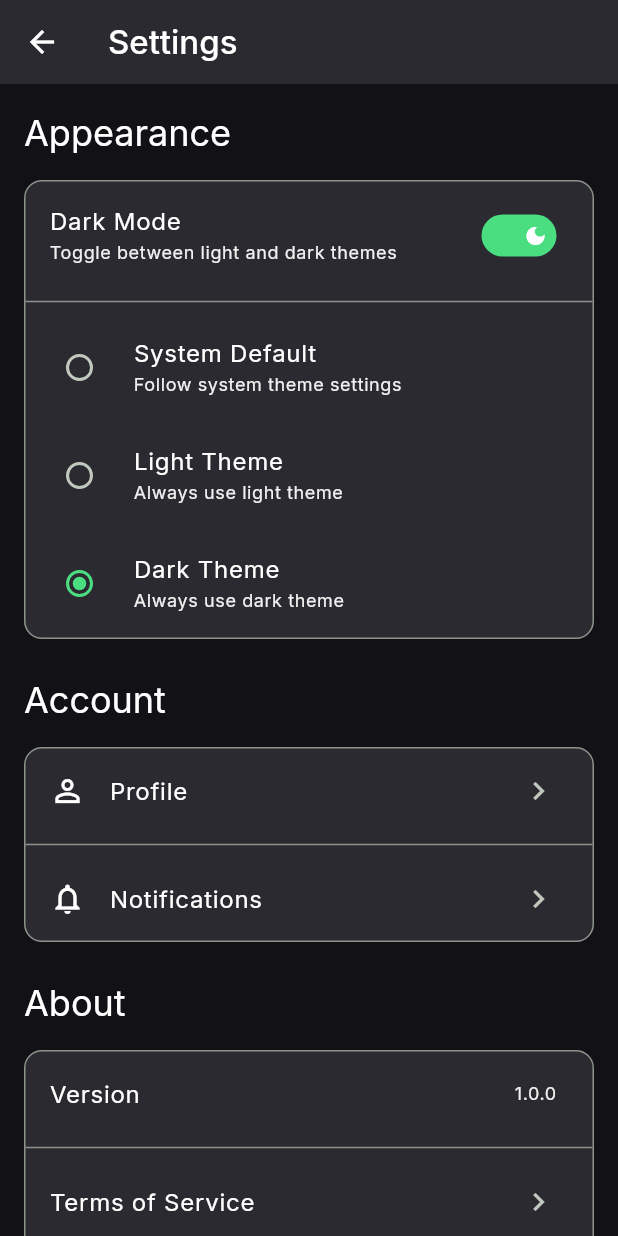
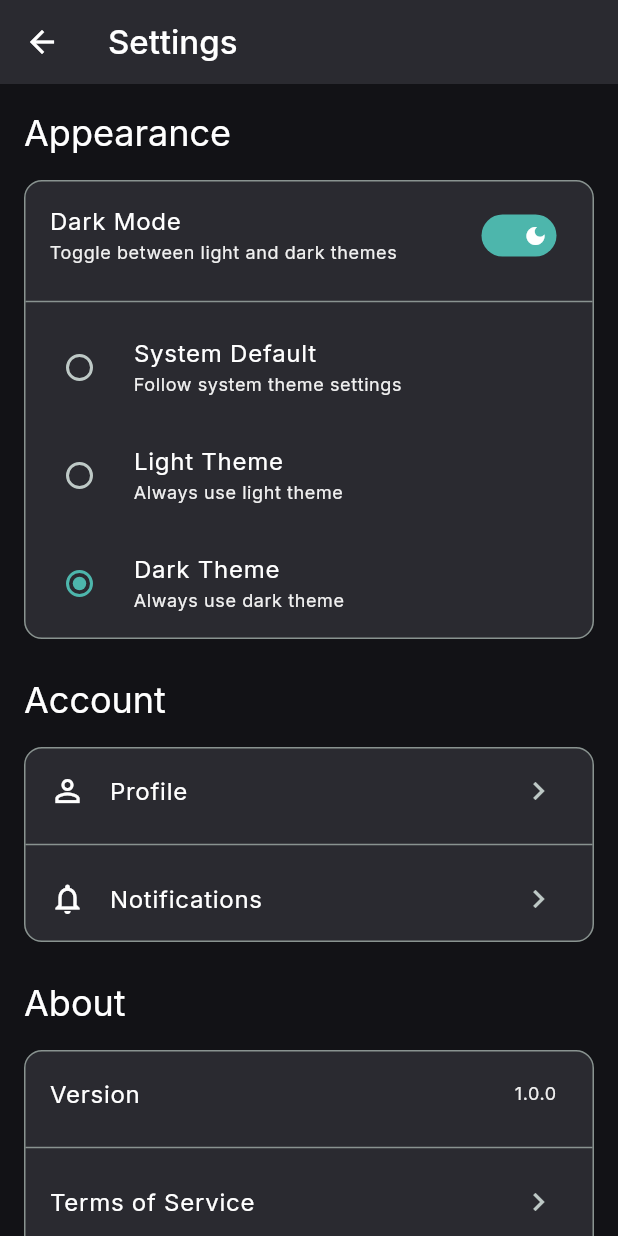
Before and after one commit to kiranraathod/grading_flashcard_app, a Flutter app: the screen it shows after launch, after a tap on the "light mode" icon, after a tap on the "settings" icon, on a phone screen of 412 x 824 dp. Run offline on Flutter 3.47's test engine with Material 3 defaults, Android fonts, the phone set to English and light mode, and no system bars; drawn by our look-alikes of dynamic_color; our stand-ins replace equatable, flutter_bloc, google_fonts, shared_preferences, speech_to_text; network calls fail.

Commit message:
fit: teal color implemented

```diff
--- a/client/lib/screens/home_screen.dart
+++ b/client/lib/screens/home_screen.dart
@@ -371,7 +371,7 @@ class _HomeScreenState extends State<HomeScreen> {
 
       // Multi-action Floating Action Button
       floatingActionButton: MultiActionFab(
-        backgroundColor: context.primaryColor,
+        backgroundColor: context.primaryColor,  // This will now use grey
         activeColor: context.isDarkMode
             ? context.appTheme.primaryDarkHover ?? context.primaryColor
             : context.primaryColor,
--- a/client/lib/utils/app_themes.dart
+++ b/client/lib/utils/app_themes.dart
@@ -9,15 +9,15 @@ class AppThemes {
     useMaterial3: true, // Explicitly set Material 3
     brightness: Brightness.light,
     colorScheme: ColorScheme.fromSeed(
-      seedColor: AppColors.primary,
+      seedColor: Colors.teal,  // Using Flutter's material teal as seed
       brightness: Brightness.light,
     ).copyWith(
-      primary: AppColors.primary,
-      secondary: AppColors.secondary,
-      tertiary: AppColors.accent,
+      primary: AppColors.primary,  // Teal-500
+      secondary: AppColors.secondary,  // Purple-600
+      tertiary: AppColors.accent,  // Teal-700
       error: AppColors.error,
       surface: AppColors.surfaceLight,
-      surfaceContainerHighest: const Color(0xFFF3F3F3), // Replace surfaceVariant
+      surfaceContainerHighest: const Color(0xFFF0F7F6), // Light teal tinted surface
       onPrimary: Colors.white,
       onSecondary: Colors.white,
       onSurface: AppColors.textPrimary,
@@ -49,16 +49,16 @@ class AppThemes {
     useMaterial3: true,
     brightness: Brightness.dark,
     colorScheme: ColorScheme.fromSeed(
-      seedColor: AppColors.primaryDark,
+      seedColor: Colors.teal,  // Using Flutter's material teal as seed for dark mode too
       brightness: Brightness.dark,
     ).copyWith(
-      primary: AppColors.primaryDark,
-      secondary: AppColors.secondaryDark,
-      tertiary: AppColors.accentDark,
+      primary: AppColors.primaryDark,  // Teal-300
+      secondary: AppColors.secondaryDark,  // Purple-400
+      tertiary: AppColors.accentDark,  // Teal-300
       error: AppColors.errorDark,
       surface: AppColors.surfaceDark,
-      surfaceContainerHighest: const Color(0xFF3A3A42), // Updated for better contrast
-      onPrimary: Colors.white,
+      surfaceContainerHighest: const Color(0xFF2F3A3C), // Dark teal tinted surface
+      onPrimary: const Color(0xFF003731), // Dark text on light teal as per docs
       onSecondary: Colors.white,
       onSurface: Colors.white,
       onError: Colors.white,
--- a/client/lib/utils/colors.dart
+++ b/client/lib/utils/colors.dart
@@ -4,17 +4,17 @@ class AppColors {
   // Private constructor to prevent instantiation
   AppColors._();
 
-  // Core brand colors from React code
-  static const Color primary = Color(0xFF10B981);  // Emerald-600
-  static const Color secondary = Color(0xFF8B5CF6); // Purple-600
-  static const Color accent = Color(0xFF059669);    // Emerald-700
+  // Core brand colors - Teal for decks, Purple for interview
+  static const Color primary = Color(0xFF009688);  // Teal-500 (Standard Material teal)
+  static const Color secondary = Color(0xFF8B5CF6); // Purple-600 (keep as is)
+  static const Color accent = Color(0xFF00796B);    // Teal-700
 
   // Dark mode versions of core colors
-  static const Color primaryDark = Color(0xFF4ADE80);  // Even brighter Emerald for better contrast
-  static const Color primaryDarkBright = Color(0xFF6EE7B7);  // Extra bright emerald for maximum contrast
-  static const Color primaryDarkHover = Color(0xFF5CE88D);  // Lighter emerald for hover
-  static const Color secondaryDark = Color(0xFFA78BFA); // Purple-400
-  static const Color accentDark = Color(0xFF4ADE80);    // Matches primaryDark
+  static const Color primaryDark = Color(0xFF4DB6AC);  // Teal-300 (lighter for dark mode)
+  static const Color primaryDarkBright = Color(0xFF80CBC4);  // Teal-200 for maximum contrast
+  static const Color primaryDarkHover = Color(0xFFB2DFDB);  // Teal-100 for hover states
+  static const Color secondaryDark = Color(0xFFA78BFA); // Purple-400 (keep as is)
+  static const Color accentDark = Color(0xFF4DB6AC);    // Matches primaryDark
 
   // Background colors
   static const Color background = Color(0xFFF9FAFB); // Gray-50
@@ -22,30 +22,31 @@ class AppColors {
   static const Color surfaceLight = Colors.white;
   static const Color surfaceDark = Color(0xFF2A2A30); // More elevated surface for better contrast
 
-  // Card colors from React code
-  static const Color cardGradientStart = Color(0xFFECFDF5); // Emerald-50
-  static const Color cardGradientEnd = Color(0xFFD1FAE5);   // Teal-50
-  static const Color cardGradientStartDark = Color(0xFF0E362B); // Slightly greener emerald
-  static const Color cardGradientEndDark = Color(0xFF0F3D31);   // Deeper teal
+  // Card colors - Teal for decks, Purple for interview
+  static const Color cardGradientStart = Color(0xFFE0F2F1); // Teal-50
+  static const Color cardGradientEnd = Color(0xFFB2DFDB);   // Teal-100
+  static const Color cardGradientStartDark = Color(0xFF00332C); // Darker teal for dark mode
+  static const Color cardGradientEndDark = Color(0xFF004D40);   // Teal-900
 
+  // Keep interview colors as purple/indigo
   static const Color interviewGradientStart = Color(0xFFEEF2FF); // Purple-50
   static const Color interviewGradientEnd = Color(0xFFE0E7FF); // Indigo-50
   static const Color interviewGradientStartDark = Color(0xFF1F1D35); // Richer purple
   static const Color interviewGradientEndDark = Color(0xFF292449); // Richer indigo
 
-  // Feedback colors
-  static const Color success = Color(0xFF10B981); // Emerald-600
+  // Feedback colors - Use teal for success in deck context
+  static const Color success = Color(0xFF009688); // Teal-500
   static const Color warning = Color(0xFFF59E0B); // Amber-500
   static const Color error = Color(0xFFEF4444);   // Red-500
   static const Color info = Color(0xFF3B82F6);    // Blue-500
 
   // Dark mode feedback colors
-  static const Color successDark = Color(0xFF34D399); // Emerald-400
+  static const Color successDark = Color(0xFF4DB6AC); // Teal-300
   static const Color warningDark = Color(0xFFFBBF24); // Amber-400
   static const Color errorDark = Color(0xFFF87171);   // Red-400
   static const Color infoDark = Color(0xFF60A5FA);    // Blue-400
 
-  // Grade colors
+  // Grade colors - Keep existing color scheme
   static const Color gradeA = Color(0xFF4CAF50);
   static const Color gradeB = Color(0xFF8BC34A);
   static const Color gradeC = Color(0xFFFF9800);
@@ -93,15 +94,15 @@ class AppColors {
     }
   }
 
-  // Helper method to get progress color
+  // Updated helper method to use teal for deck progress
   static Color getProgressColor(int progress, {bool isDarkMode = false}) {
     if (isDarkMode) {
-      if (progress >= 70) return successDark;
+      if (progress >= 70) return primaryDark; // Teal-300
       if (progress >= 40) return warningDark;
       if (progress > 0) return infoDark;
       return textTertiaryDark;
     } else {
-      if (progress >= 70) return success;
+      if (progress >= 70) return primary; // Teal-500
       if (progress >= 40) return warning;
       if (progress > 0) return info;
       return textTertiary;
--- a/client/lib/utils/theme_utils.dart
+++ b/client/lib/utils/theme_utils.dart
@@ -1,48 +1,36 @@
 import 'package:flutter/material.dart';
+import 'package:provider/provider.dart';
+import 'colors.dart';
 import 'theme_extensions.dart';
+import 'theme_provider.dart';
 
-extension ThemeExtensions on BuildContext {
+// Extension methods for easy access to theme values
+extension ThemeGetter on BuildContext {
   ThemeData get theme => Theme.of(this);
+  ColorScheme get colorScheme => theme.colorScheme;
   TextTheme get textTheme => theme.textTheme;
-  ColorScheme get colorScheme => theme.colorScheme;
-  AppThemeExtension get appTheme => theme.extension<AppThemeExtension>()!;
 
-  bool get isDarkMode => theme.brightness == Brightness.dark;
-
-  // Semantic color getters
+  // Quick access to color values
   Color get primaryColor => colorScheme.primary;
   Color get secondaryColor => colorScheme.secondary;
+  Color get errorColor => colorScheme.error;
   Color get surfaceColor => colorScheme.surface;
-  Color get backgroundColor => colorScheme.surface; // Use surface instead of deprecated background
-  Color get errorColor => colorScheme.error;
+  Color get backgroundColor => theme.scaffoldBackgroundColor;
   Color get onPrimaryColor => colorScheme.onPrimary;
+  Color get onSurfaceColor => colorScheme.onSurface;
+  Color get onErrorColor => colorScheme.onError;
   Color get onSecondaryColor => colorScheme.onSecondary;
-  Color get onSurfaceColor => colorScheme.onSurface;
-  Color get onBackgroundColor => colorScheme.onSurface; // Use onSurface instead of deprecated onBackground
-  Color get onErrorColor => colorScheme.onError;
+  Color get surfaceVariantColor => colorScheme.surfaceContainerHighest;
+  Color get onSurfaceVariantColor => colorScheme.onSurfaceVariant;
+  Color get outlineColor => colorScheme.outline;
 
-  // Surface variants
-  Color get surfaceVariantColor => colorScheme.surfaceContainerHighest; // Use surfaceContainerHighest instead of deprecated surfaceVariant
-  Color get onSurfaceVariantColor => colorScheme.onSurfaceVariant;
+  // Additional color getters for feedback colors
+  Color get successColor => isDarkMode ? AppColors.successDark : AppColors.success;
+  Color get warningColor => isDarkMode ? AppColors.warningDark : AppColors.warning;
+  Color get infoColor => isDarkMode ? AppColors.infoDark : AppColors.info;
+  Color get shadowColor => isDarkMode ? Colors.black.withValues(alpha: 0.3) : Colors.black.withValues(alpha: 0.1);
 
-  // Custom color getters from extension
-  Color get successColor => appTheme.successColor!;
-  Color get warningColor => appTheme.warningColor!;
-  Color get cardGradientStart => appTheme.cardGradientStart!;
-  Color get cardGradientEnd => appTheme.cardGradientEnd!;
-  Color get interviewGradientStart => appTheme.interviewGradientStart!;
-  Color get interviewGradientEnd => appTheme.interviewGradientEnd!;
-
-  // Card shadow getter
-  List<BoxShadow> get cardShadow => appTheme.cardShadow!;
-
-  // Shadow color getter
-  Color get shadowColor => colorScheme.shadow;
-
-  // Primary hover color for dark mode
-  Color? get primaryDarkHover => appTheme.primaryDarkHover;
-
-  // Text style helpers
+  // Text style access
   TextStyle? get displayLarge => textTheme.displayLarge;
   TextStyle? get displayMedium => textTheme.displayMedium;
   TextStyle? get displaySmall => textTheme.displaySmall;
@@ -58,39 +46,113 @@ extension ThemeExtensions on BuildContext {
   TextStyle? get labelLarge => textTheme.labelLarge;
   TextStyle? get labelMedium => textTheme.labelMedium;
   TextStyle? get labelSmall => textTheme.labelSmall;
+
+  // Check dark mode status
+  bool get isDarkMode {
+    final themeProvider = Provider.of<ThemeProvider>(this, listen: false);
+    return themeProvider.isDarkMode;
+  }
+
+  // Get theme extension
+  AppThemeExtension get appTheme => theme.extension<AppThemeExtension>()!;
+
+  // Common UI properties
+  BorderRadiusGeometry get cardBorderRadius => BorderRadius.circular(16.0);
+  BorderRadiusGeometry get buttonBorderRadius => BorderRadius.circular(12.0);
+  BorderRadiusGeometry get smallBorderRadius => BorderRadius.circular(8.0);
+  EdgeInsets get screenPadding => const EdgeInsets.all(16.0);
+  EdgeInsets get cardPadding => const EdgeInsets.all(16.0);
+  double get cardElevation => isDarkMode ? 0.0 : 1.0;
+  List<BoxShadow>? get cardShadow => isDarkMode
+    ? null
+    : [
+        BoxShadow(
+          color: Colors.black.withValues(alpha: 0.05),
+          blurRadius: 10,
+          offset: const Offset(0, 4),
+        ),
+      ];
 }
 
-// Helper extension for Color to easily apply opacity
-extension ColorExtension on Color {
-  Color withOpacityValue(double opacity) {
-    assert(opacity >= 0.0 && opacity <= 1.0);
-    return withAlpha((opacity * 255).round());
+// Provide custom themed colors for cards
+class ThemedColors {
+  static LinearGradient cardGradient(BuildContext context, {bool isInterview = false}) {
+    if (isInterview) {
+      return LinearGradient(
+        colors: context.isDarkMode
+            ? [AppColors.interviewGradientStartDark, AppColors.interviewGradientEndDark]
+            : [AppColors.interviewGradientStart, AppColors.interviewGradientEnd],
+        begin: Alignment.topLeft,
+        end: Alignment.bottomRight,
+      );
+    } else {
+      return LinearGradient(
+        colors: context.isDarkMode
+            ? [AppColors.cardGradientStartDark, AppColors.cardGradientEndDark]
+            : [AppColors.cardGradientStart, AppColors.cardGradientEnd],
+        begin: Alignment.topLeft,
+        end: Alignment.bottomRight,
+      );
+    }
   }
 
-  // Replaces the deprecated withOpacity() method
-  Color withOpacityFix(double opacity) {
-    assert(opacity >= 0.0 && opacity <= 1.0);
-    return withAlpha((opacity * 255).round());
+  static Color getTextPrimary(BuildContext context) =>
+    AppColors.getTextPrimary(context.isDarkMode);
+
+  static Color getTextSecondary(BuildContext context) =>
+    AppColors.getTextSecondary(context.isDarkMode);
+
+  static Color getSurfaceColor(BuildContext context) =>
+    AppColors.getSurfaceColor(context.isDarkMode);
+
+  static Color getBackgroundColor(BuildContext context) =>
+    AppColors.getBackgroundColor(context.isDarkMode);
+}
+
+// Helper class for gradient styles
+class ThemedGradient {
+  static LinearGradient getCardGradient(BuildContext context, {bool isInterview = false}) {
+    return ThemedColors.cardGradient(context, isInterview: isInterview);
   }
 }
 
-// Common gradient helper
-class ThemedGradient {
-  static LinearGradient getCardGradient(BuildContext context, {bool isInterview = false}) {
-    final themeExtension = context.appTheme;
+// UI Component helpers
+class ThemedComponents {
+  static BoxDecoration cardDecoration(BuildContext context, {
+    Color? color,
+    Gradient? gradient,
+    BorderRadiusGeometry? borderRadius,
+    List<BoxShadow>? boxShadow,
+    Border? border,
+  }) {
+    return BoxDecoration(
+      color: color ?? context.surfaceColor,
+      gradient: gradient,
+      borderRadius: borderRadius ?? context.cardBorderRadius,
+      boxShadow: boxShadow ?? context.cardShadow,
+      border: border,
+    );
+  }
 
-    return LinearGradient(
-      colors: isInterview
-          ? [
-              themeExtension.interviewGradientStart!,
-              themeExtension.interviewGradientEnd!,
-            ]
-          : [
-              themeExtension.cardGradientStart!,
-              themeExtension.cardGradientEnd!,
-            ],
-      begin: Alignment.topLeft,
-      end: Alignment.bottomRight,
+  static BoxDecoration cardDecorationWithGradient(BuildContext context, {
+    bool isInterview = false,
+    BorderRadiusGeometry? borderRadius,
+    List<BoxShadow>? boxShadow,
+    Border? border,
+  }) {
+    return BoxDecoration(
+      gradient: ThemedGradient.getCardGradient(context, isInterview: isInterview),
+      borderRadius: borderRadius ?? context.cardBorderRadius,
+      boxShadow: boxShadow ?? context.cardShadow,
+      border: border,
     );
   }
 }
+
+// Add convenient extension methods for colors with opacity
+extension ColorWithOpacityFix on Color {
+  // Fix withOpacity to use new withValues API
+  Color withOpacityFix(double opacity) {
+    return withValues(alpha: opacity);
+  }
+}
--- a/client/lib/widgets/flashcard_deck_card.dart
+++ b/client/lib/widgets/flashcard_deck_card.dart
@@ -171,7 +171,7 @@ class _FlashcardDeckCardState extends State<FlashcardDeckCard> {
                           width: (MediaQuery.of(context).size.width / 4 - 32) *
                               (widget.progressPercent > 0 ? widget.progressPercent / 100 : 0.001),
                           decoration: BoxDecoration(
-                            color: context.primaryColor,
+                            color: context.primaryColor,  // This will now use grey
                             borderRadius: BorderRadius.circular(3),
                           ),
                         ),
```
Also changed, not shown: 4 other files.
